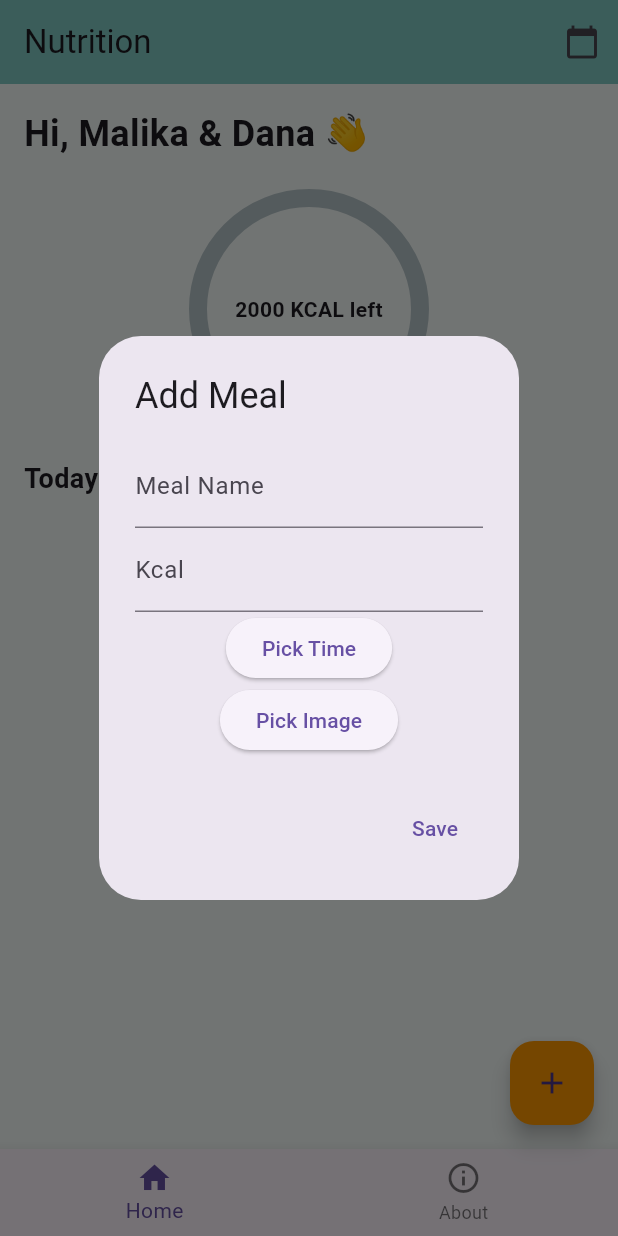
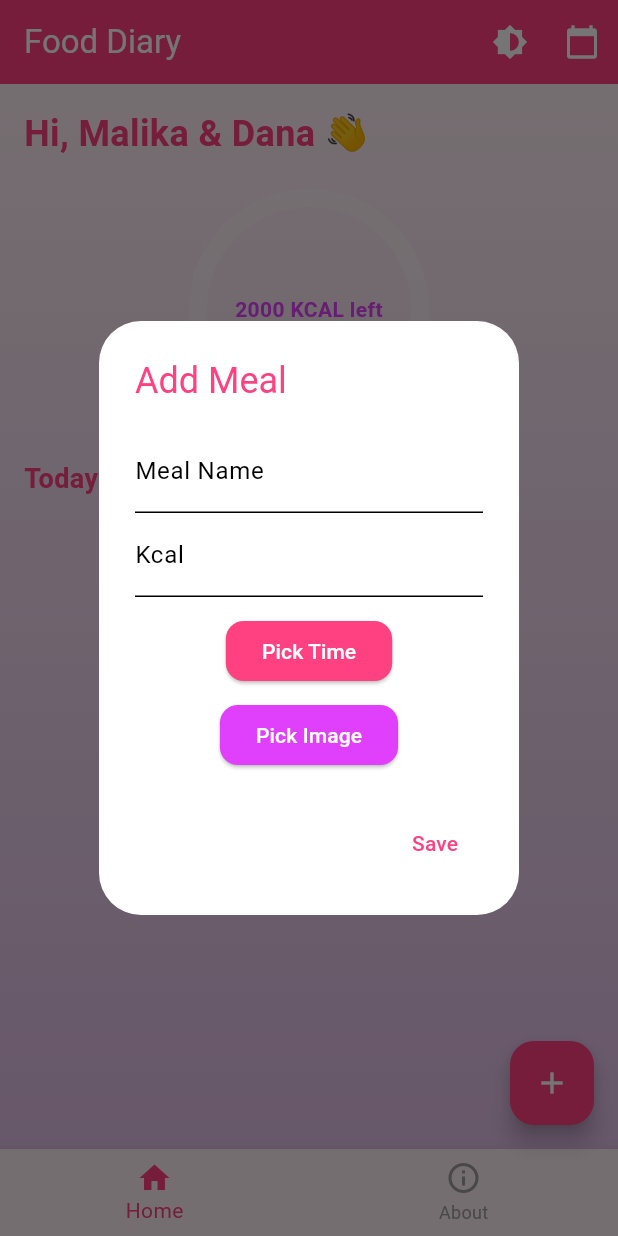
Before and after one commit to zzmeyuka/crossfooddiary, a Flutter app: the screen it shows after launch, after a tap on the "add" icon, on a phone screen of 412 x 824 dp. Run offline on Flutter 3.47's test engine with Material 3 defaults, Android fonts, the phone set to English and light mode, and no system bars; drawn by our look-alikes of percent_indicator; our stand-ins replace image_picker.

Commit message:
Update calendar screen and UI theme

```diff
--- a/lib/main.dart
+++ b/lib/main.dart
@@ -1,8 +1,15 @@
 import 'package:flutter/material.dart';
+import 'package:provider/provider.dart';
+import 'theme_provider.dart';
 import 'screens/calendar_screen.dart';
 
 void main() {
-  runApp(const FoodDiaryApp());
+  runApp(
+    ChangeNotifierProvider(
+      create: (_) => ThemeProvider(),
+      child: const FoodDiaryApp(),
+    ),
+  );
 }
 
 class FoodDiaryApp extends StatelessWidget {
@@ -10,14 +17,48 @@ class FoodDiaryApp extends StatelessWidget {
 
   @override
   Widget build(BuildContext context) {
+    final themeProvider = Provider.of<ThemeProvider>(context);
+
     return MaterialApp(
       debugShowCheckedModeBanner: false,
       title: 'Food Diary',
+      themeMode: themeProvider.themeMode,
       theme: ThemeData(
-        primarySwatch: Colors.teal,
-        scaffoldBackgroundColor: const Color(0xFFF7FDFB),
-        fontFamily: 'Roboto',
-        useMaterial3: true,
+        colorScheme: ColorScheme.light(
+          primary: Colors.pinkAccent,
+          secondary: Colors.purpleAccent,
+          background: Color(0xFFFFF0F6),
+        ),
+        scaffoldBackgroundColor: const Color(0xFFFFF0F6),
+        appBarTheme: const AppBarTheme(
+          backgroundColor: Colors.pinkAccent,
+          foregroundColor: Colors.white,
+        ),
+        floatingActionButtonTheme: const FloatingActionButtonThemeData(
+          backgroundColor: Colors.pinkAccent,
+        ),
+        textTheme: const TextTheme(
+          bodyMedium: TextStyle(color: Colors.black87),
+        ),
+      ),
+      darkTheme: ThemeData(
+        brightness: Brightness.dark,
+        colorScheme: ColorScheme.dark(
+          primary: Colors.deepPurple,
+          secondary: Colors.pinkAccent,
+          background: Color(0xFF1E1B2E),
+        ),
+        scaffoldBackgroundColor: const Color(0xFF1E1B2E),
+        appBarTheme: const AppBarTheme(
+          backgroundColor: Colors.deepPurple,
+          foregroundColor: Colors.white,
+        ),
+        floatingActionButtonTheme: const FloatingActionButtonThemeData(
+          backgroundColor: Colors.pinkAccent,
+        ),
+        textTheme: const TextTheme(
+          bodyMedium: TextStyle(color: Colors.white70),
+        ),
       ),
       home: const CalendarScreen(),
     );
--- a/lib/screens/calendar_screen.dart
+++ b/lib/screens/calendar_screen.dart
@@ -1,8 +1,11 @@
+
 import 'dart:io';
 import 'package:flutter/material.dart';
 import 'package:image_picker/image_picker.dart';
 import 'package:percent_indicator/circular_percent_indicator.dart';
+import 'package:provider/provider.dart';
 import '../about_page.dart';
+import '../theme_provider.dart';
 
 class CalendarScreen extends StatefulWidget {
   const CalendarScreen({super.key});
@@ -16,32 +19,56 @@ class _CalendarScreenState extends State<CalendarScreen> {
   final Map<String, List<Map<String, dynamic>>> mealsByDate = {};
 
   void _addMeal() async {
-    TextEditingController nameController = TextEditingController();
-    TextEditingController kcalController = TextEditingController();
+    final nameController = TextEditingController();
+    final kcalController = TextEditingController();
     TimeOfDay time = TimeOfDay.now();
     File? image;
 
     await showDialog(
       context: context,
-      builder: (_) {
-        return AlertDialog(
-          title: const Text("Add Meal"),
+      builder: (_) => AlertDialog(
+        backgroundColor: Theme.of(context).dialogBackgroundColor,
+        title: Text("Add Meal",
+            style: TextStyle(color: Theme.of(context).colorScheme.primary)),
         content: SingleChildScrollView(
           child: Column(
             children: [
-                TextField(controller: nameController, decoration: const InputDecoration(labelText: "Meal Name")),
-                TextField(controller: kcalController, keyboardType: TextInputType.number, decoration: const InputDecoration(labelText: "Kcal")),
+              TextField(
+                controller: nameController,
+                decoration: const InputDecoration(labelText: "Meal Name"),
+              ),
+              TextField(
+                controller: kcalController,
+                keyboardType: TextInputType.number,
+                decoration: const InputDecoration(labelText: "Kcal"),
+              ),
+              const SizedBox(height: 12),
               ElevatedButton(
+                style: ElevatedButton.styleFrom(
+                  backgroundColor: Theme.of(context).colorScheme.primary,
+                  foregroundColor: Colors.white,
+                  shape: RoundedRectangleBorder(
+                      borderRadius: BorderRadius.circular(12)),
+                ),
                 onPressed: () async {
-                    final pickedTime = await showTimePicker(context: context, initialTime: time);
+                  final pickedTime = await showTimePicker(
+                      context: context, initialTime: time);
                   if (pickedTime != null) setState(() => time = pickedTime);
                 },
                 child: const Text("Pick Time"),
               ),
+              const SizedBox(height: 8),
               ElevatedButton(
+                style: ElevatedButton.styleFrom(
+                  backgroundColor: Theme.of(context).colorScheme.secondary,
+                  foregroundColor: Colors.white,
+                  shape: RoundedRectangleBorder(
+                      borderRadius: BorderRadius.circular(12)),
+                ),
                 onPressed: () async {
                   final picker = ImagePicker();
-                    final picked = await picker.pickImage(source: ImageSource.gallery);
+                  final picked =
+                  await picker.pickImage(source: ImageSource.gallery);
                   if (picked != null) setState(() => image = File(picked.path));
                 },
                 child: const Text("Pick Image"),
@@ -52,8 +79,10 @@ class _CalendarScreenState extends State<CalendarScreen> {
         actions: [
           TextButton(
             onPressed: () {
-                if (nameController.text.isNotEmpty && kcalController.text.isNotEmpty) {
-                  final key = "${selectedDate.year}-${selectedDate.month}-${selectedDate.day}";
+              if (nameController.text.isNotEmpty &&
+                  kcalController.text.isNotEmpty) {
+                final key =
+                    "${selectedDate.year}-${selectedDate.month}-${selectedDate.day}";
                 mealsByDate.putIfAbsent(key, () => []);
                 mealsByDate[key]!.add({
                   "name": nameController.text,
@@ -68,8 +97,7 @@ class _CalendarScreenState extends State<CalendarScreen> {
             child: const Text("Save"),
           )
         ],
-        );
-      },
+      ),
     );
   }
 
@@ -77,13 +105,20 @@ class _CalendarScreenState extends State<CalendarScreen> {
   Widget build(BuildContext context) {
     final key = "${selectedDate.year}-${selectedDate.month}-${selectedDate.day}";
     final meals = mealsByDate[key] ?? [];
-    int totalKcal = meals.fold(0, (sum, item) => sum + int.parse(item['kcal']));
+    final totalKcal =
+    meals.fold(0, (sum, item) => sum + int.parse(item['kcal'] as String));
 
     return Scaffold(
       appBar: AppBar(
-        title: const Text("Nutrition"),
-        backgroundColor: Colors.teal.shade200,
+        title: const Text("Food Diary"),
         actions: [
+          IconButton(
+            icon: const Icon(Icons.brightness_6),
+            onPressed: () {
+              Provider.of<ThemeProvider>(context, listen: false)
+                  .toggleTheme();
+            },
+          ),
           IconButton(
             icon: const Icon(Icons.calendar_today),
             onPressed: () async {
@@ -93,56 +128,102 @@ class _CalendarScreenState extends State<CalendarScreen> {
                 firstDate: DateTime(2020),
                 lastDate: DateTime(2100),
               );
-              if (picked != null) {
-                setState(() => selectedDate = picked);
-              }
+              if (picked != null) setState(() => selectedDate = picked);
             },
-          )
+          ),
         ],
       ),
-      body: Padding(
+      body: Container(
+        decoration: BoxDecoration(
+          gradient: LinearGradient(
+            colors: Theme.of(context).brightness == Brightness.dark
+                ? [Color(0xFF1E1B2E), Color(0xFF2C2940)]
+                : [Color(0xFFFFF0F6), Color(0xFFE1BEE7)],
+            begin: Alignment.topCenter,
+            end: Alignment.bottomCenter,
+          ),
+        ),
+        child: Padding(
           padding: const EdgeInsets.all(16.0),
           child: Column(
             crossAxisAlignment: CrossAxisAlignment.start,
             children: [
-            const Text("Hi, Malika & Dana 👋", style: TextStyle(fontSize: 24, fontWeight: FontWeight.bold)),
+              Text("Hi, Malika & Dana 👋",
+                  style: TextStyle(
+                      fontSize: 24,
+                      fontWeight: FontWeight.bold,
+                      color: Theme.of(context).colorScheme.primary)),
               const SizedBox(height: 20),
               Center(
                 child: CircularPercentIndicator(
                   radius: 80.0,
                   lineWidth: 12.0,
                   animation: true,
-                percent: totalKcal / 2000 > 1 ? 1 : totalKcal / 2000,
+                  percent: (totalKcal / 2000).clamp(0.0, 1.0),
                   center: Text(
                     "${2000 - totalKcal} KCAL left",
                     textAlign: TextAlign.center,
-                  style: const TextStyle(fontWeight: FontWeight.bold),
+                    style: TextStyle(
+                        fontWeight: FontWeight.bold,
+                        color: Theme.of(context).colorScheme.secondary),
                   ),
                   circularStrokeCap: CircularStrokeCap.round,
-                progressColor: Colors.orange,
+                  progressColor: Theme.of(context).colorScheme.secondary,
+                  backgroundColor:
+                  Theme.of(context).cardColor.withOpacity(0.3),
                 ),
               ),
               const SizedBox(height: 20),
-            const Text("Today's Meals", style: TextStyle(fontSize: 18, fontWeight: FontWeight.w600)),
+              Text("Today's Meals",
+                  style: TextStyle(
+                      fontSize: 18,
+                      fontWeight: FontWeight.w600,
+                      color: Theme.of(context).colorScheme.primary)),
               const SizedBox(height: 10),
               Expanded(
                 child: meals.isEmpty
-                  ? const Center(child: Text("No meals today"))
+                    ? Center(
+                  child: Text("No meals today",
+                      style: TextStyle(
+                          color:
+                          Theme.of(context).colorScheme.secondary)),
+                )
                     : ListView.builder(
                   itemCount: meals.length,
                   itemBuilder: (context, index) {
                     final meal = meals[index];
                     return Card(
-                    shape: RoundedRectangleBorder(borderRadius: BorderRadius.circular(16)),
+                      color: Theme.of(context).cardColor,
+                      elevation: 6,
+                      shape: RoundedRectangleBorder(
+                          borderRadius: BorderRadius.circular(20)),
                       child: ListTile(
                         leading: meal["image"] != null
                             ? ClipRRect(
                           borderRadius: BorderRadius.circular(12),
-                        child: Image.file(meal["image"], width: 48, height: 48, fit: BoxFit.cover),
+                          child: Image.file(
+                            meal["image"],
+                            width: 48,
+                            height: 48,
+                            fit: BoxFit.cover,
+                          ),
                         )
-                          : const Icon(Icons.fastfood),
-                      title: Text(meal["name"], style: const TextStyle(fontWeight: FontWeight.bold)),
-                      subtitle: Text("${meal["kcal"]} kcal • ${meal["time"]}"),
+                            : Icon(Icons.fastfood,
+                            color:
+                            Theme.of(context).colorScheme.secondary),
+                        title: Text(meal["name"] as String,
+                            style: TextStyle(
+                                fontWeight: FontWeight.bold,
+                                color: Theme.of(context)
+                                    .colorScheme
+                                    .primary)),
+                        subtitle: Text(
+                          "${meal["kcal"]} kcal • ${meal["time"]}",
+                          style: TextStyle(
+                              color: Theme.of(context)
+                                  .colorScheme
+                                  .secondary),
+                        ),
                       ),
                     );
                   },
@@ -151,16 +232,20 @@ class _CalendarScreenState extends State<CalendarScreen> {
             ],
           ),
         ),
+      ),
       floatingActionButton: FloatingActionButton(
         onPressed: _addMeal,
-        backgroundColor: Colors.orange,
         child: const Icon(Icons.add),
       ),
       bottomNavigationBar: BottomNavigationBar(
+        backgroundColor: Theme.of(context).colorScheme.background,
+        selectedItemColor: Theme.of(context).colorScheme.primary,
+        unselectedItemColor: Colors.grey,
         currentIndex: 0,
         items: const [
           BottomNavigationBarItem(icon: Icon(Icons.home), label: 'Home'),
-          BottomNavigationBarItem(icon: Icon(Icons.info_outline), label: 'About'),
+          BottomNavigationBarItem(
+              icon: Icon(Icons.info_outline), label: 'About'),
         ],
         onTap: (index) {
           if (index == 1) {
--- /dev/null
+++ b/lib/theme_provider.dart
@@ -0,0 +1,13 @@
+import 'package:flutter/material.dart';
+
+class ThemeProvider with ChangeNotifier {
+  ThemeMode _themeMode = ThemeMode.system;
+
+  ThemeMode get themeMode => _themeMode;
+
+  void toggleTheme() {
+    _themeMode =
+    _themeMode == ThemeMode.dark ? ThemeMode.light : ThemeMode.dark;
+    notifyListeners();
+  }
+}
```
Also changed, not shown: lib/about_page.dart (+10 -9 lines), lib/screens/home_screen.dart (+23 -12 lines), pubspec.yaml (+9 -2 lines), pubspec.lock, 6 other files. Lines whose indentation alone changed are shown as unchanged.
